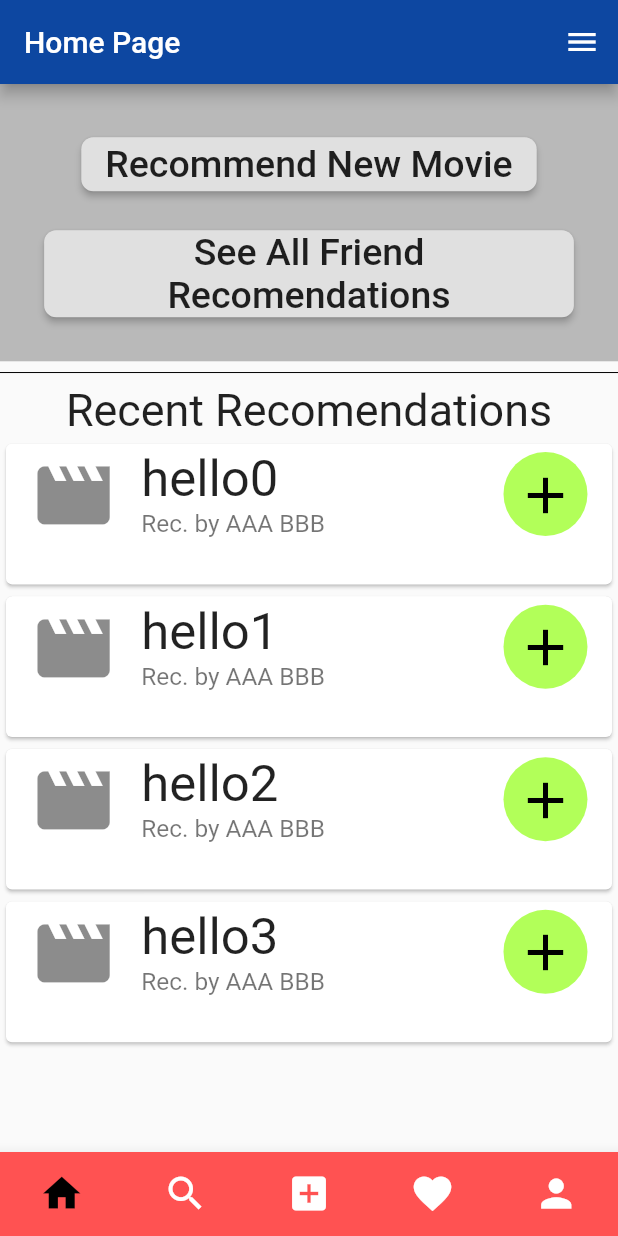
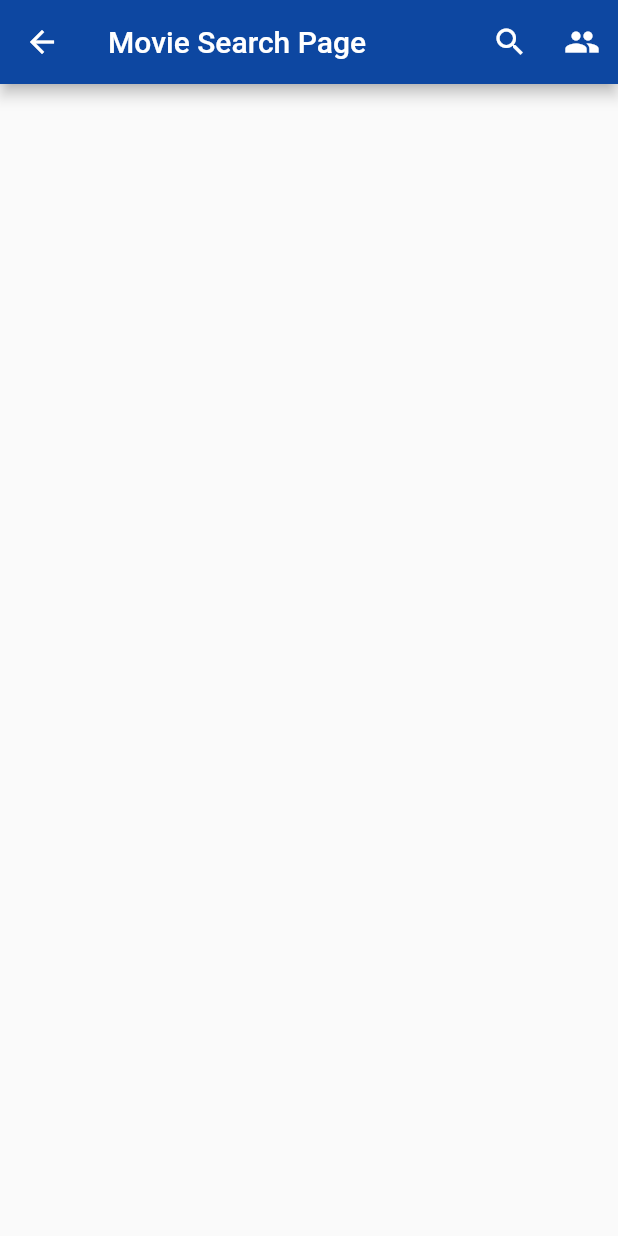
Before and after one commit to ec862/IPgroup11, a Flutter app: the screen it shows after launch, after a tap on "Recommend New Movie", on a phone screen of 412 x 824 dp. Run offline on Flutter 3.47's test engine with Material 2 defaults, Android fonts, the phone set to English and light mode, and no system bars.

Commit message:
Homepage button Recommend Movie leads to movie search page. And both search pages have been implemented but return dummy data. Needs updating to maintain bottomappbar in all screens

```diff
--- a/lib/homepage.dart
+++ b/lib/homepage.dart
@@ -9,6 +9,11 @@ class Homepage extends StatefulWidget {
 
 class _HomepageState extends State<Homepage> {
   int currentindex = 0; // home = 0
+  final List<String> _barPages = [
+    '/homepage',
+    '/friendsearchpage',
+    '/moviesearchpage'
+  ];
 
   @override
   Widget build(BuildContext context) {
@@ -36,15 +41,62 @@ class _HomepageState extends State<Homepage> {
       ),
 
       //*******START OF NON-TEMPLATE***************
-      body: Column(
+      body: createHomePage(headPadding, listSize),
+
+      // **********END OF NON-TEMPLATE************
+
+      bottomNavigationBar: BottomNavigationBar(
+        type: BottomNavigationBarType.fixed,
+        iconSize: 30.0,
+        selectedFontSize: 0.0,
+        backgroundColor: BOTTOM_BAR_COLOR,
+        selectedItemColor: Colors.black,
+        unselectedItemColor: Colors.white,
+        currentIndex: currentindex,
+        onTap: (index) {
+          setState(() {
+            currentindex = index;
+          });
+        },
+        items: const <BottomNavigationBarItem>[
+          BottomNavigationBarItem(
+              icon: Icon(Icons.home),
+              backgroundColor: BOTTOM_BAR_COLOR,
+              title: Text('')),
+
+          BottomNavigationBarItem(
+              icon: Icon(Icons.search),
+              backgroundColor: BOTTOM_BAR_COLOR,
+              title: Text('')),
+          BottomNavigationBarItem(
+              icon: Icon(Icons.local_movies),
+              backgroundColor: BOTTOM_BAR_COLOR,
+              title: Text('')),
+          BottomNavigationBarItem(
+              icon: Icon(Icons.favorite),
+              backgroundColor: BOTTOM_BAR_COLOR,
+              title: Text('')),
+          BottomNavigationBarItem(
+              icon: Icon(Icons.person),
+              backgroundColor: BOTTOM_BAR_COLOR,
+              title: Text('')),
+        ],
+      ),
+    );
+  }
+
+  Column createHomePage(double headPadding, double listSize) {
+    return Column(
       children: <Widget>[
         Container(
-            color: Colors.black26,
+          color: Colors.transparent,
           padding: EdgeInsets.all(headPadding),
           child: Column(
             children: <Widget>[
               RaisedButton(
-                  onPressed: () {},
+                onPressed: () {
+                  Navigator.pushNamed(context, '/moviesearchpage');
+                },
                 splashColor: Colors.deepOrangeAccent,
                 child: Container(
                     child: Text(
@@ -80,12 +132,12 @@ class _HomepageState extends State<Homepage> {
 
         Expanded(
             child: Align(alignment: Alignment.topCenter,
-                  child: new ListView.builder(itemBuilder: (
-                      BuildContext context, int index) {
+                child: new ListView.builder(
+                  itemBuilder: (BuildContext context, int index) {
                     return new Container(height: listSize,
                         child: Card(child: ListTile(
                             leading: Icon(Icons.movie, size: listSize / 1.75,),
-                            title: Text("hello$index",
+                            title: Text("Movie $index",
                               style: TextStyle(fontSize: listSize / 3),),
                             subtitle: Text("Rec. by AAA BBB",
                                 style: TextStyle(fontSize: listSize / 6.25)),
@@ -103,46 +155,6 @@ class _HomepageState extends State<Homepage> {
                   }, itemCount: 4,)
             ))
       ],
-      ),
-
-      // **********END OF NON-TEMPLATE************
-
-      bottomNavigationBar: BottomNavigationBar(
-        type: BottomNavigationBarType.fixed,
-        iconSize: 30.0,
-        selectedFontSize: 0.0,
-        backgroundColor: BOTTOM_BAR_COLOR,
-        selectedItemColor: Colors.black,
-        unselectedItemColor: Colors.white,
-        currentIndex: currentindex,
-        onTap: (index) {
-          setState(() {
-            currentindex = index;
-          });
-        },
-        items: const <BottomNavigationBarItem>[
-          BottomNavigationBarItem(
-              icon: Icon(Icons.home),
-              backgroundColor: BOTTOM_BAR_COLOR,
-              title: Text('')),
-          BottomNavigationBarItem(
-              icon: Icon(Icons.search),
-              backgroundColor: BOTTOM_BAR_COLOR,
-              title: Text('')),
-          BottomNavigationBarItem(
-              icon: Icon(Icons.add_box),
-              backgroundColor: BOTTOM_BAR_COLOR,
-              title: Text('')),
-          BottomNavigationBarItem(
-              icon: Icon(Icons.favorite),
-              backgroundColor: BOTTOM_BAR_COLOR,
-              title: Text('')),
-          BottomNavigationBarItem(
-              icon: Icon(Icons.person),
-              backgroundColor: BOTTOM_BAR_COLOR,
-              title: Text('')),
-        ],
-      ),
     );
   }
 }
--- a/lib/main.dart
+++ b/lib/main.dart
@@ -1,6 +1,7 @@
 import 'package:flutter/material.dart';
+import 'package:template/friendsearchpage.dart';
 import 'package:template/homepage.dart';
-import 'homepage.dart';
+import 'package:template/moviesearchpage.dart';
 
 void main() => runApp(App());
 
@@ -11,6 +12,11 @@ class App extends StatelessWidget {
       title: 'Title',
       home: Homepage(),
       debugShowCheckedModeBanner: false,
+      routes: <String, WidgetBuilder>{
+        '/homepage': (BuildContext context) => new Homepage(),
+        '/friendsearchpage': (BuildContext context) => new FriendSearchPage(),
+        '/moviesearchpage': (BuildContext context) => new MovieSearchPage(),
+      },
     );
   }
 }
--- /dev/null
+++ b/lib/moviesearchpage.dart
@@ -0,0 +1,95 @@
+import 'package:flutter/material.dart';
+
+class MovieSearchPage extends StatefulWidget {
+  @override
+  _MovieSearchPageState createState() => _MovieSearchPageState();
+}
+
+class _MovieSearchPageState extends State<MovieSearchPage> {
+  Widget build(BuildContext context) {
+    return Scaffold(
+      appBar: AppBar(
+        backgroundColor: Colors.blue[900],
+        title: Text('Movie Search Page'),
+        actions: <Widget>[
+          IconButton(
+              icon: Icon(Icons.search),
+              onPressed: () {
+                showSearch(
+                  context: context,
+                  delegate: CustomSearchDelegate(),
+                );
+              }),
+          IconButton(
+            icon: Icon(Icons.people),
+            onPressed: () {
+              Navigator.popAndPushNamed(context, '/friendsearchpage');
+            },
+          )
+        ],
+      ),
+    );
+  }
+}
+
+class CustomSearchDelegate extends SearchDelegate<String> {
+  final movieList = [
+    "Dark Knight",
+    "Despicable Me",
+    "Shrek",
+    "Avengers",
+    "Alien",
+    "Dark Knight Rises",
+    "Django"
+  ];
+  final searchHistoryList = ["Justice League"];
+
+  @override
+  List<Widget> buildActions(BuildContext context) {
+    return [
+      IconButton(
+        icon: Icon(Icons.clear),
+        onPressed: () {
+          query = '';
+        },
+      ),
+    ];
+  }
+
+  @override
+  Widget buildLeading(BuildContext context) {
+    return IconButton(
+      icon: Icon(Icons.arrow_back),
+      onPressed: () {
+        close(context, null);
+      },
+    );
+  }
+
+  @override
+  Widget buildResults(BuildContext context) {
+    return Container(height: 100, child: Text(query));
+  }
+
+  @override
+  Widget buildSuggestions(BuildContext context) {
+    final suggestionList = query.isEmpty
+        ? searchHistoryList
+        : movieList
+            .where((m) => m.toLowerCase().startsWith(query.toLowerCase()))
+            .toList();
+
+    return ListView.builder(
+      itemBuilder: (context, index) => ListTile(
+            leading: Icon(Icons.movie),
+            title: Text(suggestionList[index]),
+            onTap: () {
+              query = suggestionList[index];
+              searchHistoryList.add(query);
+              showResults(context);
+            },
+          ),
+      itemCount: suggestionList.length,
+    );
+  }
+}
--- a/pubspec.yaml
+++ b/pubspec.yaml
@@ -19,6 +19,7 @@ environment:
 dependencies:
   flutter:
     sdk: flutter
+  custom_navigator: ^0.3.0
 
   # The following adds the Cupertino Icons font to your application.
   # Use with the CupertinoIcons class for iOS style icons.
```
Also changed, not shown: lib/friendsearchpage.dart (added, +95 -0 lines), pubspec.lock. Lines whose indentation alone changed are shown as unchanged.
